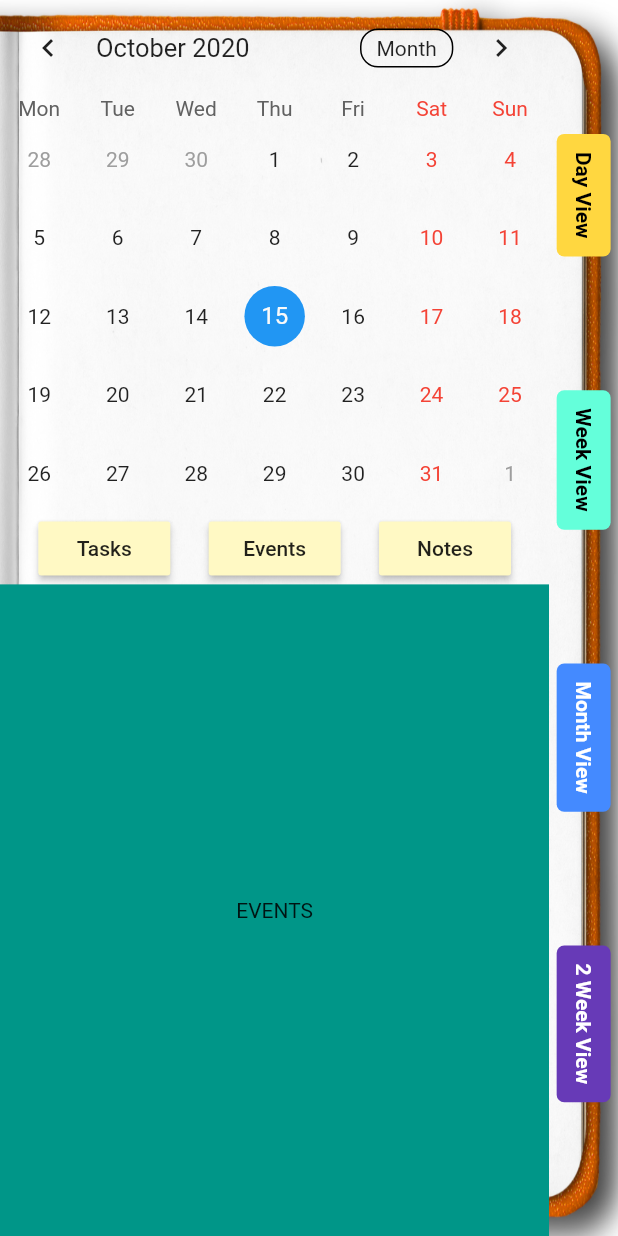
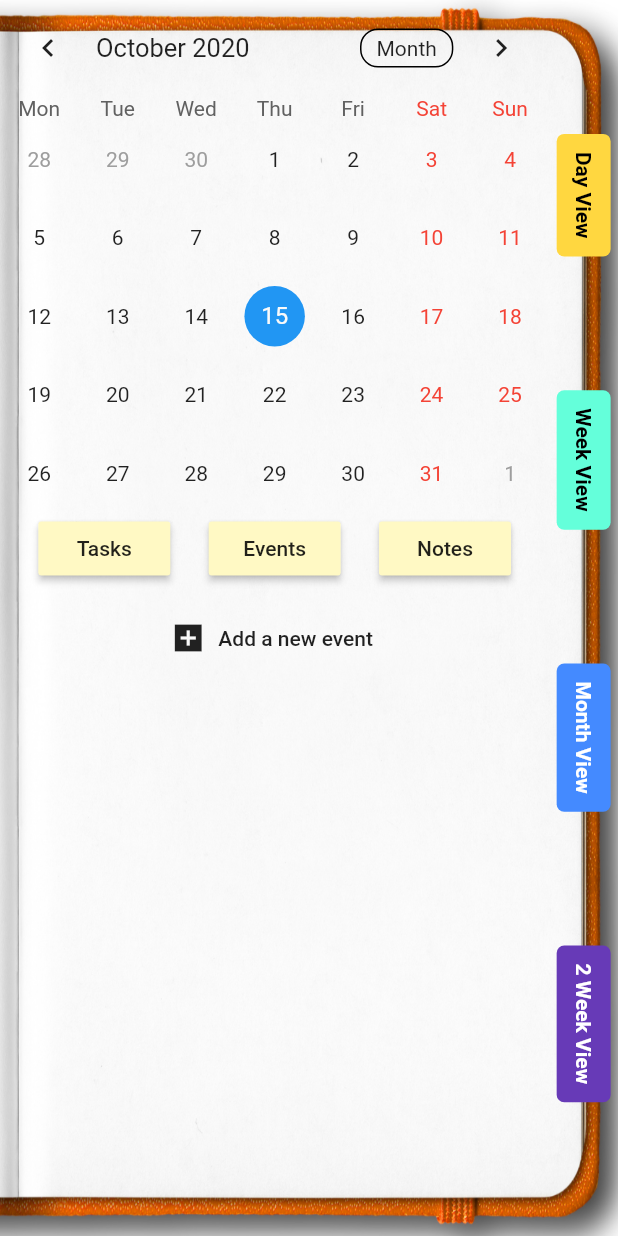
Before and after one commit to zmoghbel/ziba-life-planner, a Flutter app: the screen it shows after launch, swiped to page 2, on a phone screen of 412 x 824 dp. Run offline on Flutter 3.47's test engine with Material 2 defaults, Android fonts, the phone set to English and light mode, and no system bars; drawn by our look-alikes of table_calendar; our stand-ins replace shimmer.

Commit message:
event page ganged

```diff
--- a/lib/main.dart
+++ b/lib/main.dart
@@ -1,5 +1,8 @@
 import 'package:flutter/material.dart';
-import 'pages/splash-page.dart';
+import 'package:ziba_life_planner/pages/splash-page.dart';
+import 'package:ziba_life_planner/pages/add-event.dart';
+import 'package:ziba_life_planner/pages/home-page.dart';
+import 'package:ziba_life_planner/pages/add-task.dart';
 
 void main() => runApp(MyApp());
 
@@ -26,7 +29,13 @@ class MyApp extends StatelessWidget {
         // closer together (more dense) than on mobile platforms.
         visualDensity: VisualDensity.adaptivePlatformDensity,
       ),
-      home: SplashPage(),
+      //home: SplashPage(),
+      routes: {
+        '/': (context) => SplashPage(),
+        '/home-page': (context) => HomePage(),
+        '/add-task': (context) => AddTask(),
+        '/add-event': (context) => AddEvent(),
+      },
     );
   }
 }
--- a/lib/widgets/events.dart
+++ b/lib/widgets/events.dart
@@ -8,9 +8,21 @@ class Events extends StatefulWidget {
 class _EventsState extends State<Events> {
   @override
   Widget build(BuildContext context) {
-    return Container(
-      color: Colors.teal,
-      child: Center(child: Text('EVENTS')),
+    return Padding(
+      padding: const EdgeInsets.all(12.0),
+      child: Column(
+        children: [
+          FlatButton.icon(
+            onPressed: () {
+              Navigator.pushNamed(context, '/add-event');
+            },
+            icon: Icon(
+              Icons.add_box_sharp,
+            ),
+            label: Text('Add a new event'),
+          ),
+        ],
+      ),
     );
   }
 }
```
Also changed, not shown: lib/pages/add-event.dart (added, +23 -0 lines), pubspec.lock.
